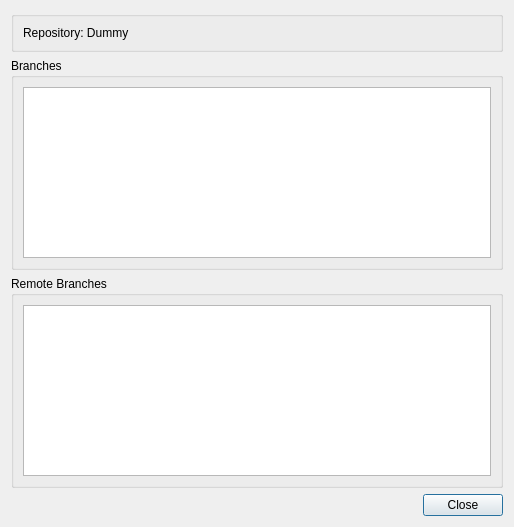
First picture: the form in src/plugins/git/branchdialog.ui, repository qt-creator/qt-creator, before the edit.
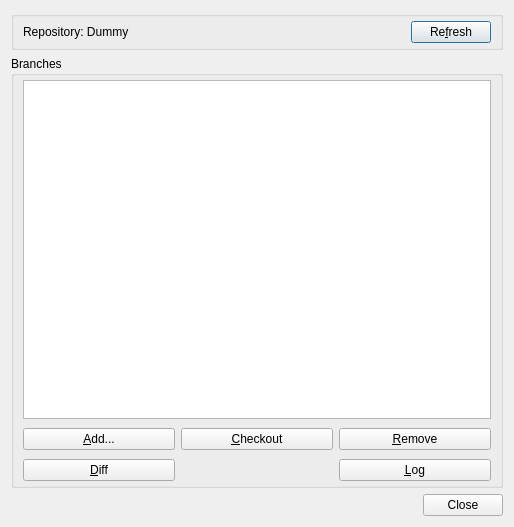
Second picture: the form after the edit.

Commit message:
Git: Rework branch dialog
 * Make adding new branches more discoverable
 * Make adding tracking branches more discoverable
 * Update UI

Task-number: QTCREATORBUG-4943
Task-number: QTCREATORBUG-4944

```diff
--- a/src/plugins/git/branchdialog.ui
+++ b/src/plugins/git/branchdialog.ui
@@ -16,14 +16,33 @@
   <layout class="QVBoxLayout" name="verticalLayout_3">
    <item>
     <widget class="QGroupBox" name="infoGroupBox">
-     <layout class="QFormLayout" name="formLayout">
-      <item row="0" column="0" colspan="2">
+     <layout class="QHBoxLayout" name="horizontalLayout">
+      <property name="topMargin">
+       <number>4</number>
+      </property>
+      <property name="bottomMargin">
+       <number>4</number>
+      </property>
+      <item>
        <widget class="QLabel" name="repositoryLabel">
         <property name="text">
          <string notr="true">Repository: Dummy</string>
         </property>
        </widget>
       </item>
+      <item>
+       <widget class="QPushButton" name="refreshButton">
+        <property name="sizePolicy">
+         <sizepolicy hsizetype="Maximum" vsizetype="Fixed">
+          <horstretch>0</horstretch>
+          <verstretch>0</verstretch>
+         </sizepolicy>
+        </property>
+        <property name="text">
+         <string>Re&amp;fresh</string>
+        </property>
+       </widget>
+      </item>
      </layout>
     </widget>
    </item>
@@ -32,21 +51,63 @@
      <property name="title">
       <string>Branches</string>
      </property>
-     <layout class="QVBoxLayout" name="verticalLayout">
-      <item>
-       <widget class="QListView" name="localBranchListView"/>
+     <layout class="QGridLayout" name="gridLayout">
+      <property name="topMargin">
+       <number>4</number>
+      </property>
+      <property name="bottomMargin">
+       <number>4</number>
+      </property>
+      <property name="verticalSpacing">
+       <number>9</number>
+      </property>
+      <item row="0" column="0" colspan="3">
+       <widget class="QTreeView" name="branchView">
+        <property name="rootIsDecorated">
+         <bool>false</bool>
+        </property>
+        <property name="uniformRowHeights">
+         <bool>true</bool>
+        </property>
+        <attribute name="headerVisible">
+         <bool>false</bool>
+        </attribute>
+       </widget>
       </item>
-     </layout>
-    </widget>
-   </item>
-   <item>
-    <widget class="QGroupBox" name="remoteBranchGroupBox">
-     <property name="title">
-      <string>Remote Branches</string>
-     </property>
-     <layout class="QVBoxLayout" name="verticalLayout_2">
-      <item>
-       <widget class="QListView" name="remoteBranchListView"/>
+      <item row="1" column="0">
+       <widget class="QPushButton" name="addButton">
+        <property name="text">
+         <string>&amp;Add...</string>
+        </property>
+       </widget>
+      </item>
+      <item row="1" column="2">
+       <widget class="QPushButton" name="removeButton">
+        <property name="text">
+         <string>&amp;Remove</string>
+        </property>
+       </widget>
+      </item>
+      <item row="2" column="0">
+       <widget class="QPushButton" name="diffButton">
+        <property name="text">
+         <string>&amp;Diff</string>
+        </property>
+       </widget>
+      </item>
+      <item row="2" column="2">
+       <widget class="QPushButton" name="logButton">
+        <property name="text">
+         <string>&amp;Log</string>
+        </property>
+       </widget>
+      </item>
+      <item row="1" column="1">
+       <widget class="QPushButton" name="checkoutButton">
+        <property name="text">
+         <string>&amp;Checkout</string>
+        </property>
+       </widget>
       </item>
      </layout>
     </widget>
```
Left out of the diff: 10 changed lines with no effect on the pictures. The commit also changes 8 other files.
